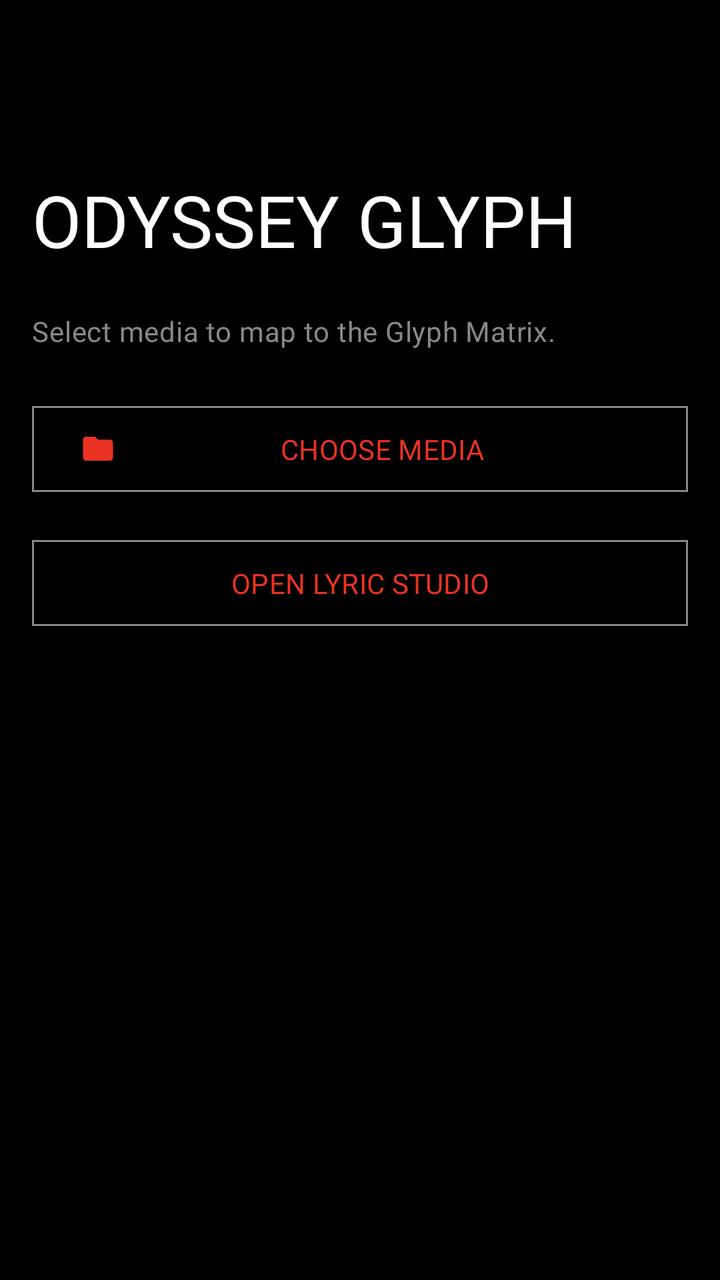
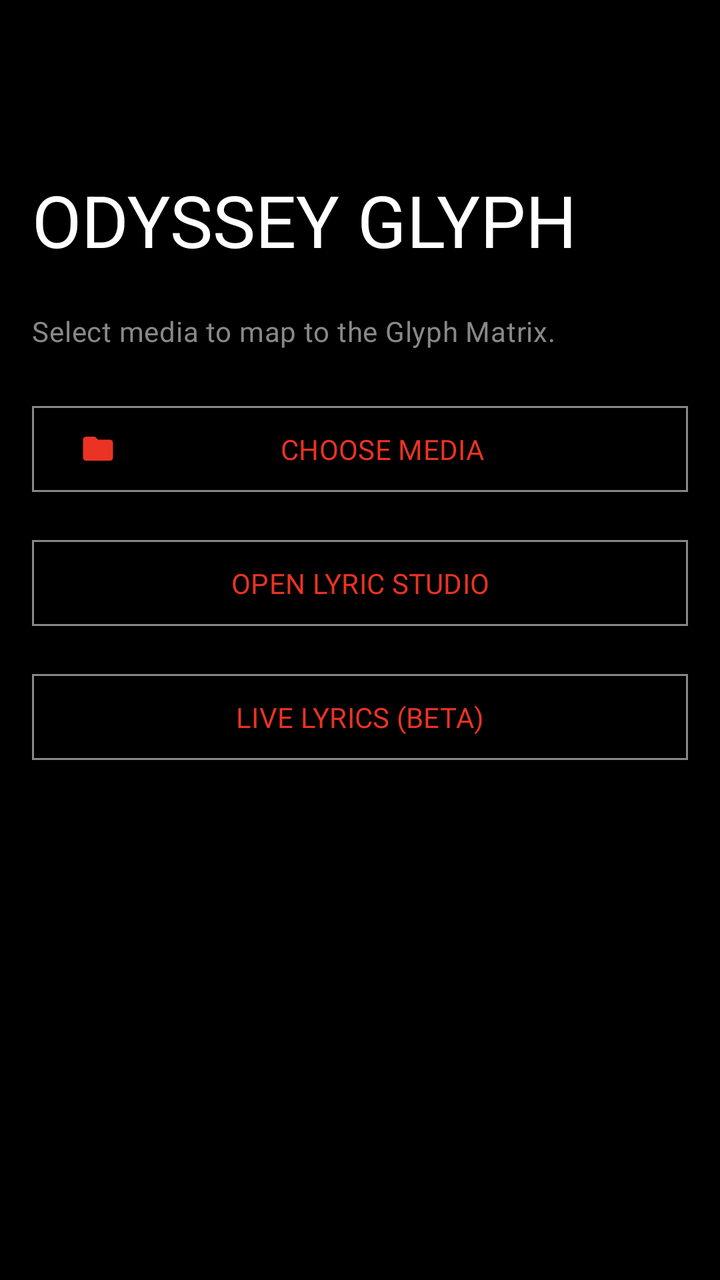

Before-and-after screenshots of an Android layout around one commit, followed by the original layout XML and the change that was made.
<!-- AndroidManifest.xml: application theme Theme.OdysseyGlyph -->
<!-- res/layout/activity_main.xml -->
<?xml version="1.0" encoding="utf-8"?>
<androidx.coordinatorlayout.widget.CoordinatorLayout 
    xmlns:android="http://schemas.android.com/apk/res/android"
    xmlns:app="http://schemas.android.com/apk/res-auto"
    android:layout_width="match_parent"
    android:layout_height="match_parent"
    android:background="?android:attr/colorBackground"
    android:fitsSystemWindows="true">

    <com.google.android.material.appbar.AppBarLayout
        android:layout_width="match_parent"
        android:layout_height="140dp"
        android:background="?android:attr/colorBackground"
        android:fitsSystemWindows="true">

        <com.google.android.material.appbar.CollapsingToolbarLayout
            android:layout_width="match_parent"
            android:layout_height="match_parent"
            app:layout_scrollFlags="scroll|exitUntilCollapsed"
            app:collapsedTitleTextAppearance="@style/TextAppearance.Odyssey.CollapsedTitle"
            app:expandedTitleTextAppearance="@style/TextAppearance.Odyssey.ExpandedTitle"
            app:collapsedTitleTextColor="?attr/colorOnSurface"
            app:expandedTitleTextColor="?attr/colorOnSurface"
            app:title="ODYSSEY GLYPH">

            <com.google.android.material.appbar.MaterialToolbar
                android:id="@+id/toolbar"
                android:layout_width="match_parent"
                android:layout_height="?attr/actionBarSize"
                app:layout_collapseMode="pin" />
        </com.google.android.material.appbar.CollapsingToolbarLayout>
    </com.google.android.material.appbar.AppBarLayout>

    <ScrollView
        android:id="@+id/scrollView"
        android:layout_width="match_parent"
        android:layout_height="match_parent"
        app:layout_behavior="@string/appbar_scrolling_view_behavior"
        android:fillViewport="true">

        <LinearLayout
            android:layout_width="match_parent"
            android:layout_height="wrap_content"
            android:orientation="vertical"
            android:padding="@dimen/spacing_medium">

            
            <TextView
                android:layout_width="match_parent"
                android:layout_height="wrap_content"
                android:text="Select media to map to the Glyph Matrix."
                android:fontFamily="@font/jetbrains_mono"
                android:textAppearance="?attr/textAppearanceBodyMedium"
                android:textColor="?attr/colorOnSurfaceVariant"
                android:layout_marginBottom="@dimen/spacing_large" />

            <com.google.android.material.button.MaterialButton
                android:id="@+id/btnSelectVideo"
                style="@style/Widget.Material3.Button.OutlinedButton"
                android:layout_width="match_parent"
                android:layout_height="wrap_content"
                android:text="CHOOSE MEDIA"
                android:fontFamily="@font/jetbrains_mono"
                app:cornerRadius="0dp"
                android:paddingVertical="12dp"
                app:icon="@drawable/ic_folder"
                android:layout_marginBottom="@dimen/spacing_medium" />
                
            <com.google.android.material.button.MaterialButton
                android:id="@+id/btnLaunchLyricStudio"
                style="@style/Widget.Material3.Button.OutlinedButton"
                android:layout_width="match_parent"
                android:layout_height="wrap_content"
                android:text="OPEN LYRIC STUDIO"
                android:fontFamily="@font/jetbrains_mono"
                app:cornerRadius="0dp"
                android:paddingVertical="12dp" />

            
            <LinearLayout
                android:id="@+id/settingsPanel"
                android:layout_width="match_parent"
                android:layout_height="wrap_content"
                android:orientation="vertical"
                android:visibility="gone"
                android:layout_marginTop="@dimen/spacing_large">

                
                <FrameLayout
                    android:id="@+id/videoCard"
                    android:layout_width="match_parent"
                    android:layout_height="@dimen/video_card_height"
                    android:background="@drawable/bg_preview_bezel"
                    android:layout_marginBottom="@dimen/spacing_small">

                    <FrameLayout
                        android:id="@+id/videoContainer"
                        android:layout_width="match_parent"
                        android:layout_height="match_parent"
                        android:layout_margin="1dp"
                        android:background="#000000">

                        <com.example.odysseyglyph.CenteredVideoView
                            android:id="@+id/videoView"
                            android:layout_width="match_parent"
                            android:layout_height="match_parent" />

                        <com.example.odysseyglyph.CenteredImageView
                            android:id="@+id/imageView"
                            android:layout_width="match_parent"
                            android:layout_height="match_parent"
                            android:visibility="gone" />

                        
                        <com.example.odysseyglyph.CropOverlayView
                            android:id="@+id/cropOverlay"
                            android:layout_width="match_parent"
                            android:layout_height="match_parent" />
                    </FrameLayout>
                </FrameLayout>

                <TextView
                    android:layout_width="match_parent"
                    android:layout_height="wrap_content"
                    android:text="PINCH TO ZOOM. DRAG TO PAN."
                    android:gravity="center"
                    android:fontFamily="@font/jetbrains_mono"
                    android:textAppearance="?attr/textAppearanceBodySmall"
                    android:textColor="?attr/colorOnSurfaceVariant"
                    android:layout_marginBottom="@dimen/spacing_large" />

                
                <LinearLayout
                    android:id="@+id/trimmerCard"
                    android:layout_width="match_parent"
                    android:layout_height="wrap_content"
                    android:orientation="vertical"
                    android:paddingVertical="@dimen/spacing_medium"
                    android:layout_marginBottom="@dimen/spacing_medium">

                    <TextView
                        android:id="@+id/tvTrimTimes"
                        android:layout_width="match_parent"
                        android:layout_height="wrap_content"
                        android:text="TRIM: 0.0s - 0.0s"
                        android:fontFamily="@font/jetbrains_mono"
                        android:textAppearance="?attr/textAppearanceTitleMedium"
                        android:layout_marginBottom="@dimen/spacing_small" />

                    <com.google.android.material.slider.RangeSlider
                        android:id="@+id/rangeSlider"
                        android:layout_width="match_parent"
                        android:layout_height="wrap_content"
                        app:tickVisible="false" />
                </LinearLayout>

                <View android:layout_width="match_parent" android:layout_height="1dp" android:background="#33FFFFFF" android:layout_marginBottom="@dimen/spacing_medium"/>

                
                <com.google.android.material.textfield.TextInputLayout
                    android:layout_width="match_parent"
                    android:layout_height="wrap_content"
                    style="@style/Widget.Material3.TextInputLayout.OutlinedBox.ExposedDropdownMenu"
                    android:hint="PLAYBACK MODE"
                    android:layout_marginBottom="@dimen/spacing_small">
                    
                    <com.google.android.material.textfield.MaterialAutoCompleteTextView
                        android:id="@+id/modeSpinner"
                        android:layout_width="match_parent"
                        android:layout_height="wrap_content"
                        android:inputType="none"
                        android:fontFamily="@font/jetbrains_mono"
                        app:simpleItems="@array/playback_modes" />
                </com.google.android.material.textfield.TextInputLayout>

                <com.google.android.material.textfield.TextInputLayout
                    android:layout_width="match_parent"
                    android:layout_height="wrap_content"
                    style="@style/Widget.Material3.TextInputLayout.OutlinedBox.ExposedDropdownMenu"
                    android:hint="SAVE TO SLOT"
                    android:layout_marginBottom="@dimen/spacing_large">
                    
                    <com.google.android.material.textfield.MaterialAutoCompleteTextView
                        android:id="@+id/slotSpinner"
                        android:layout_width="match_parent"
                        android:layout_height="wrap_content"
                        android:inputType="none"
                        android:fontFamily="@font/jetbrains_mono"
                        app:simpleItems="@array/save_slots" />
                </com.google.android.material.textfield.TextInputLayout>

                <View android:layout_width="match_parent" android:layout_height="1dp" android:background="#33FFFFFF" android:layout_marginBottom="@dimen/spacing_medium"/>

                
                <LinearLayout
                    android:id="@+id/audioCard"
                    android:layout_width="match_parent"
                    android:layout_height="wrap_content"
                    android:orientation="vertical"
                    android:paddingVertical="@dimen/spacing_medium"
                    android:layout_marginBottom="@dimen/spacing_medium">
                    
                    <LinearLayout
                        android:layout_width="match_parent"
                        android:layout_height="wrap_content"
                        android:orientation="horizontal"
                        android:gravity="center_vertical">
                        
                        <TextView
                            android:id="@+id/tvAudioStatus"
                            android:layout_width="0dp"
                            android:layout_weight="1"
                            android:layout_height="wrap_content"
                            android:text="AUDIO: UNATTACHED"
                            android:fontFamily="@font/jetbrains_mono"
                            android:textAppearance="?attr/textAppearanceTitleMedium" />
                    </LinearLayout>
                    
                    <com.google.android.material.button.MaterialButton
                        android:id="@+id/btnAttachAudio"
                        style="@style/Widget.Material3.Button.OutlinedButton"
                        android:layout_width="match_parent"
                        android:layout_height="wrap_content"
                        android:text="SELECT LOCAL AUDIO"
                        android:fontFamily="@font/jetbrains_mono"
                        app:cornerRadius="0dp"
                        app:icon="@drawable/ic_audio"
                        android:layout_marginTop="@dimen/spacing_small" />
                </LinearLayout>

                <View android:layout_width="match_parent" android:layout_height="1dp" android:background="#33FFFFFF" android:layout_marginBottom="@dimen/spacing_medium"/>

                
                <LinearLayout
                    android:id="@+id/btnAdvancedToggle"
                    android:layout_width="match_parent"
                    android:layout_height="wrap_content"
                    android:orientation="horizontal"
                    android:paddingVertical="@dimen/spacing_medium"
                    android:background="?attr/selectableItemBackground"
                    android:clickable="true"
                    android:focusable="true"
                    android:gravity="center_vertical"
                    android:layout_marginBottom="@dimen/spacing_large">
                    
                    <TextView
                        android:layout_width="0dp"
                        android:layout_weight="1"
                        android:layout_height="wrap_content"
                        android:text="ADVANCED SETTINGS"
                        android:fontFamily="@font/jetbrains_mono"
                        android:textAppearance="?attr/textAppearanceTitleMedium" />
                        
                    <ImageView
                        android:layout_width="wrap_content"
                        android:layout_height="wrap_content"
                        android:src="@drawable/ic_settings"
                        app:tint="?attr/colorOnSurfaceVariant" />
                </LinearLayout>

                
                    
                <LinearLayout
                    android:layout_width="match_parent"
                    android:layout_height="wrap_content"
                    android:orientation="horizontal"
                    android:layout_marginTop="@dimen/spacing_medium">
                    <com.google.android.material.button.MaterialButton
                        android:id="@+id/btnExport"
                        style="@style/Widget.Material3.Button.TextButton"
                        android:layout_width="0dp"
                        android:layout_weight="1"
                        android:layout_height="wrap_content"
                        android:text="EXPORT PRESET"
                        android:fontFamily="@font/jetbrains_mono" />
                    <com.google.android.material.button.MaterialButton
                        android:id="@+id/btnImport"
                        style="@style/Widget.Material3.Button.TextButton"
                        android:layout_width="0dp"
                        android:layout_weight="1"
                        android:layout_height="wrap_content"
                        android:text="IMPORT PRESET"
                        android:fontFamily="@font/jetbrains_mono" />
                </LinearLayout>
            </LinearLayout>

        </LinearLayout>
    </ScrollView>

    <LinearLayout
        android:id="@+id/bottomActionBar"
        android:layout_width="match_parent"
        android:layout_height="wrap_content"
        android:orientation="vertical"
        android:padding="@dimen/spacing_medium"
        android:background="?attr/colorSurface"
        android:layout_gravity="bottom"
        app:layout_insetEdge="bottom"
        android:visibility="gone"
        android:elevation="8dp">

        <com.google.android.material.button.MaterialButton
            android:id="@+id/btnProcess"
            android:layout_width="match_parent"
            android:layout_height="wrap_content"
            android:text="RENDER TO GLYPH"
            android:fontFamily="@font/jetbrains_mono"
            android:letterSpacing="0.1"
            app:cornerRadius="0dp"
            app:backgroundTint="?attr/colorPrimary"
            android:textColor="#FFFFFF"
            android:paddingVertical="16dp" />
            
        <com.google.android.material.button.MaterialButton
            android:id="@+id/btnCancel"
            style="@style/Widget.Material3.Button.OutlinedButton"
            android:layout_width="match_parent"
            android:layout_height="wrap_content"
            android:text="CANCEL"
            android:fontFamily="@font/jetbrains_mono"
            app:cornerRadius="0dp"
            android:textColor="?attr/colorError"
            app:strokeColor="?attr/colorError"
            android:visibility="gone"
            android:layout_marginTop="@dimen/spacing_small"
            android:paddingVertical="16dp" />

        <com.example.odysseyglyph.GlyphProgressView
            android:id="@+id/progressBar"
            android:layout_width="match_parent"
            android:layout_height="24dp"
            android:layout_marginVertical="@dimen/spacing_medium"
            android:visibility="gone" />
            
        <com.google.android.material.button.MaterialButton
            android:id="@+id/btnOpenManager"
            style="@style/Widget.Material3.Button.OutlinedButton"
            android:layout_width="match_parent"
            android:layout_height="wrap_content"
            android:text="OPEN TOYS MANAGER"
            android:fontFamily="@font/jetbrains_mono"
            app:cornerRadius="0dp"
            android:visibility="gone"
            android:layout_marginTop="@dimen/spacing_medium" />
    </LinearLayout>
</androidx.coordinatorlayout.widget.CoordinatorLayout>
<!-- resources referenced by this layout -->
<resources>
  <string-array name="playback_modes">
          <item>LOOP</item>
          <item>ONCE</item>
      </string-array>
  <string-array name="save_slots">
          <item>Slot 1</item>
          <item>Slot 2</item>
          <item>Slot 3</item>
      </string-array>
  <dimen name="spacing_large">24dp</dimen>
  <dimen name="spacing_medium">16dp</dimen>
  <dimen name="spacing_small">8dp</dimen>
  <dimen name="video_card_height">350dp</dimen>
  <!-- drawable bg_preview_bezel (drawable) -->
  <?xml version="1.0" encoding="utf-8"?>
  <shape xmlns:android="http://schemas.android.com/apk/res/android"
      android:shape="rectangle">
      
      <solid android:color="#0A0A0A" />
      
      
      <stroke android:width="1dp" android:color="#33FFFFFF" />
  </shape>
  <!-- drawable ic_audio (drawable) -->
  <vector xmlns:android="http://schemas.android.com/apk/res/android"
      android:width="24dp"
      android:height="24dp"
      android:viewportWidth="24"
      android:viewportHeight="24">
    <path
        android:pathData="M12,3v10.55c-0.59,-0.34 -1.27,-0.55 -2,-0.55 -2.21,0 -4,1.79 -4,4s1.79,4 4,4 4,-1.79 4,-4V7h4V3h-6z"
        android:fillColor="#FFFFFF"/>
  </vector>
  <!-- drawable ic_folder (drawable) -->
  <vector xmlns:android="http://schemas.android.com/apk/res/android"
      android:width="24dp"
      android:height="24dp"
      android:viewportWidth="24"
      android:viewportHeight="24">
    <path
        android:pathData="M10,4H4c-1.1,0 -1.99,0.9 -1.99,2L2,18c0,1.1 0.9,2 2,2h16c1.1,0 2,-0.9 2,-2V8c0,-1.1 -0.9,-2 -2,-2h-8l-2,-2z"
        android:fillColor="#FFFFFF"/>
  </vector>
  <!-- drawable ic_settings (drawable) -->
  <vector xmlns:android="http://schemas.android.com/apk/res/android"
      android:width="24dp"
      android:height="24dp"
      android:viewportWidth="24"
      android:viewportHeight="24">
    <path
        android:pathData="M19.14,12.94c0.04,-0.3 0.06,-0.61 0.06,-0.94 0,-0.32 -0.02,-0.64 -0.06,-0.94l2.03,-1.58c0.18,-0.14 0.23,-0.41 0.12,-0.61l-1.92,-3.32c-0.12,-0.22 -0.37,-0.29 -0.59,-0.22l-2.39,0.96c-0.5,-0.38 -1.03,-0.7 -1.62,-0.94l-0.36,-2.54c-0.04,-0.24 -0.24,-0.41 -0.48,-0.41h-3.84c-0.24,0 -0.43,0.17 -0.47,0.41l-0.36,2.54c-0.59,0.24 -1.13,0.56 -1.62,0.94l-2.39,-0.96c-0.22,-0.08 -0.47,0 -0.59,0.22l-1.92,3.32c-0.12,0.22 -0.07,0.49 0.12,0.61l2.03,1.58c-0.05,0.3 -0.08,0.62 -0.08,0.94s0.03,0.64 0.08,0.94l-2.03,1.58c-0.18,0.14 -0.23,0.41 -0.12,0.61l1.92,3.32c0.12,0.22 0.37,0.29 0.59,0.22l2.39,-0.96c0.5,0.38 1.03,0.7 1.62,0.94l0.36,2.54c0.05,0.24 0.24,0.41 0.48,0.41h3.84c0.24,0 0.43,-0.17 0.47,-0.41l0.36,-2.54c0.59,-0.24 1.13,-0.56 1.62,-0.94l2.39,0.96c0.22,0.08 0.47,0 0.59,-0.22l1.92,-3.32c0.12,-0.22 0.07,-0.49 -0.12,-0.61l-2.01,-1.58zM12,15.6c-1.98,0 -3.6,-1.62 -3.6,-3.6s1.62,-3.6 3.6,-3.6 3.6,1.62 3.6,3.6 -1.62,3.6 -3.6,3.6z"
        android:fillColor="#FFFFFF"/>
  </vector>
  <style name="TextAppearance.Odyssey.CollapsedTitle" parent="TextAppearance.Material3.TitleLarge">
          <item name="android:fontFamily">@font/dotgothic16</item>
      </style>
  <style name="TextAppearance.Odyssey.ExpandedTitle" parent="TextAppearance.Material3.DisplaySmall">
          <item name="android:fontFamily">@font/dotgothic16</item>
      </style>
  <color name="colorPrimary">#EA3323</color>
  <color name="colorSecondary">#FFFFFF</color>
  <color name="colorSurface">#0A0A0A</color>
  <color name="colorSurfaceVariant">#141414</color>
  <color name="colorBackground">#000000</color>
  <color name="colorOnSurface">#FFFFFF</color>
  <color name="colorOnSurfaceVariant">#888888</color>
  <color name="colorError">#EA3323</color>
  <style name="ShapeAppearance.Odyssey.Sharp" parent="ShapeAppearance.Material3.SmallComponent">
          <item name="cornerFamily">rounded</item>
          <item name="cornerSize">2dp</item>
      </style>
  <!-- unchanged entries left out for length: 1 -->
</resources>

<!-- the commit's change to res/layout/activity_main.xml (unified diff, before → after) -->
@@ -72,6 +72,17 @@
                 android:layout_width="match_parent"
                 android:layout_height="wrap_content"
                 android:text="OPEN LYRIC STUDIO"
+                android:fontFamily="@font/jetbrains_mono"
+                app:cornerRadius="0dp"
+                android:paddingVertical="12dp"
+                android:layout_marginBottom="@dimen/spacing_medium" />
+
+            <com.google.android.material.button.MaterialButton
+                android:id="@+id/btnLaunchLiveLyrics"
+                style="@style/Widget.Material3.Button.OutlinedButton"
+                android:layout_width="match_parent"
+                android:layout_height="wrap_content"
+                android:text="LIVE LYRICS (BETA)"
                 android:fontFamily="@font/jetbrains_mono"
                 app:cornerRadius="0dp"
                 android:paddingVertical="12dp" />
